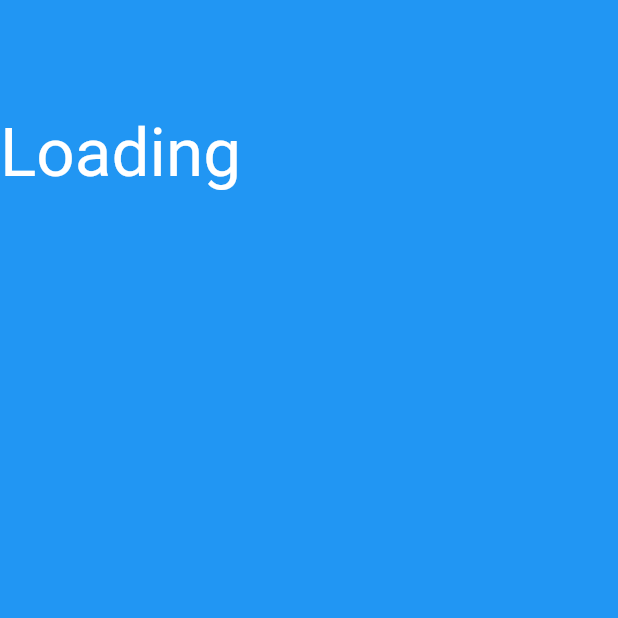
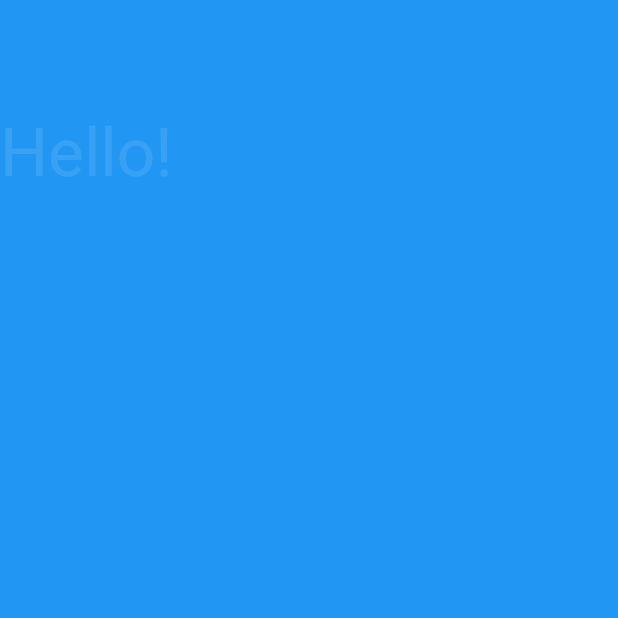
Before and after one commit to alexzaak/fact_of_day, a Flutter app: the screen it shows after launch, on a phone screen of 412 x 824 dp, the top half of it. Run offline on Flutter 3.47's test engine with Material 2 defaults, Android fonts, the phone set to English and light mode, and no system bars; drawn by our look-alikes of auto_size_text; missing offline and left inert: devicelocale.

Commit message:
added internationalization

```diff
--- a/fact_of_day/lib/data/api.dart
+++ b/fact_of_day/lib/data/api.dart
@@ -1,16 +1,17 @@
 import 'dart:async';
+
 import 'package:http/http.dart' as http;
 
 const baseUrl = "http://randomuselessfact.appspot.com";
 
 class API {
   static Future getRandomFact(String language) {
-    var url = baseUrl + "/random.json?language=";
+    var url = baseUrl + "/random.json?language=$language";
     return http.get(url);
   }
 
   static Future getTodaysFact(String language) {
-    var url = baseUrl + "/today.json?language=";
+    var url = baseUrl + "/today.json?language=$language";
     return http.get(url);
   }
 }
--- a/fact_of_day/lib/colors.dart
+++ b/fact_of_day/lib/ui/colors.dart
@@ -1,7 +1,6 @@
 import 'package:flutter/material.dart';
 
-
-List<Color> bgcolors =[
+List<Color> bgcolors = [
   Colors.indigo,
   Colors.purple,
   Colors.redAccent,
--- a/fact_of_day/lib/main.dart
+++ b/fact_of_day/lib/ui/main.dart
@@ -1,26 +1,63 @@
+import 'package:auto_size_text/auto_size_text.dart';
+import 'package:fact_of_day/data/fact.dart';
+import 'package:fact_of_day/generated/i18n.dart';
+import 'package:fact_of_day/ui/colors.dart';
+import 'package:fact_of_day/ui/viewmodel.dart';
 import 'package:flutter/material.dart';
-import 'package:auto_size_text/auto_size_text.dart';
-import 'data/repository.dart';
-import 'data/fact.dart';
-import 'colors.dart';
 
-void main() => runApp(new MaterialApp(
-      home: new Home(),
-      debugShowCheckedModeBanner: false,
-    ));
-
-class Home extends StatefulWidget {
-  @override
-  _HomeState createState() => new _HomeState();
+void main() async {
+  runApp(App());
 }
 
-class _HomeState extends State<Home> with SingleTickerProviderStateMixin {
+class App extends StatefulWidget {
+  @override
+  _AppState createState() => _AppState();
+}
+
+class _AppState extends State<App> with SingleTickerProviderStateMixin {
+  String _locale = 'en';
+
+  Future<void> _setLocale() async {
+    final String lang = await ViewModel().getLanguageCode();
+    print(lang);
+    setState(() {
+      _locale = lang;
+    });
+  }
+
+  initState() {
+    super.initState();
+    _setLocale();
+  }
+
+  dispose() {
+    super.dispose();
+  }
+
+  @override
+  Widget build(BuildContext context) {
+    return new MaterialApp(
+        locale: Locale(_locale, ""),
+        localizationsDelegates: [S.delegate],
+        supportedLocales: S.delegate.supportedLocales,
+        localeResolutionCallback:
+            S.delegate.resolution(fallback: new Locale("en", "")),
+        home: AppBody());
+  }
+}
+
+class AppBody extends StatefulWidget {
+  @override
+  _AppBody createState() => _AppBody();
+}
+
+class _AppBody extends State<AppBody> with SingleTickerProviderStateMixin {
   Animation animation;
   AnimationController animationController;
   Fact fact;
 
-  _getfact() {
-    Repository().getRandom().then((response) {
+  Future<void> _getFact() async {
+    ViewModel().getFact().then((response) {
       setState(() {
         fact = response;
         animationController.reset();
@@ -39,7 +76,7 @@ class _HomeState extends State<Home> with SingleTickerProviderStateMixin {
       this.setState(() {});
     });
     animationController.forward();
-    _getfact();
+    _getFact();
   }
 
   dispose() {
@@ -55,8 +92,8 @@ class _HomeState extends State<Home> with SingleTickerProviderStateMixin {
           body: new Padding(
             padding: const EdgeInsets.symmetric(vertical: 75.0),
             child: new AutoSizeText(
-              "Loading",
-              style: new TextStyle(color: Colors.white, fontSize: 45.0),
+              S.of(context).hello,
+              style: new TextStyle(color: Colors.white10, fontSize: 45.0),
             ),
           ));
     } else {
@@ -73,7 +110,7 @@ class _HomeState extends State<Home> with SingleTickerProviderStateMixin {
                     child: new Padding(
                       padding: const EdgeInsets.only(left: 30.0),
                       child: new AutoSizeText(
-                        "Did you Know?",
+                        S.of(context).title,
                         style:
                             new TextStyle(color: Colors.white, fontSize: 45.0),
                       ),
--- a/fact_of_day/pubspec.yaml
+++ b/fact_of_day/pubspec.yaml
@@ -19,6 +19,8 @@ environment:
 dependencies:
   flutter:
     sdk: flutter
+  flutter_localizations:
+    sdk: flutter
 
   # The following adds the Cupertino Icons font to your application.
   # Use with the CupertinoIcons class for iOS style icons.
@@ -26,6 +28,7 @@ dependencies:
 
   http: ^0.12.0+2
   auto_size_text: ^1.1.2
+  devicelocale: ^0.1.1
 
 dev_dependencies:
   flutter_test:
--- /dev/null
+++ b/fact_of_day/res/values/strings_de.arb
@@ -0,0 +1,5 @@
+{
+  "hello": "Hallo!",
+  "greetTo": "Nice to meet you, $name!",
+  "title": "Hast du gewusst?"
+}
--- /dev/null
+++ b/fact_of_day/res/values/strings_en.arb
@@ -0,0 +1,5 @@
+{
+  "hello": "Hello!",
+  "greetTo": "Nice to meet you, $name!",
+  "title": "Did you know?"
+}
```
Also changed, not shown: fact_of_day/lib/data/repository.dart (+6 -5 lines), fact_of_day/lib/ui/viewmodel.dart (added, +32 -0 lines), fact_of_day/lib/generated/i18n.dart (added), 1 other file.
